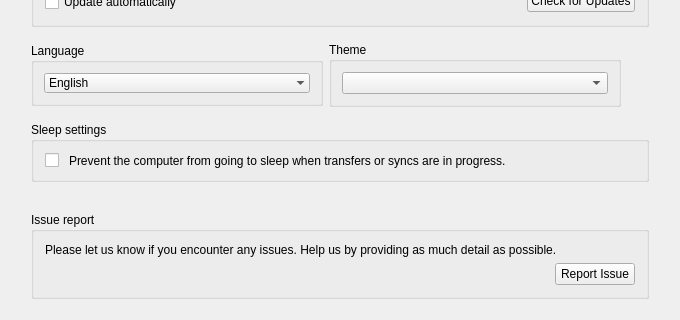
Above: src/MEGASync/gui/ui/SettingsDialog.ui from meganz/MEGAsync before the change; both pictures show x 0 to 680 and y 219 to 539 of the 680 by 887 pixel window. Below: the same form after it.
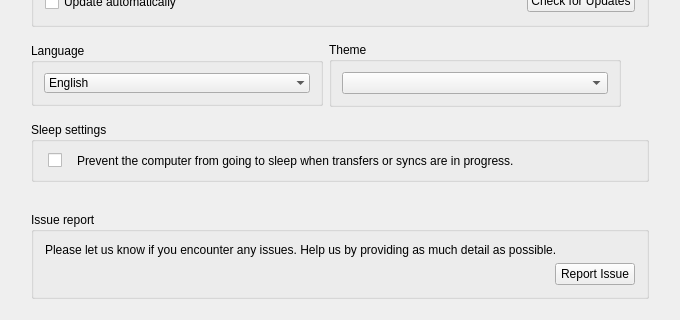
That is the form after the change. Icons and pictures are not drawn. Custom widgets are drawn as their Qt base class.

Commit message: Adjustments to general tab

What changed in the file:
```diff
--- a/src/MEGASync/gui/ui/SettingsDialog.ui
+++ b/src/MEGASync/gui/ui/SettingsDialog.ui
@@ -908,7 +908,10 @@
          </property>
          <layout class="QHBoxLayout" name="horizontalLayout_6">
           <property name="spacing">
-           <number>0</number>
+           <number>15</number>
+          </property>
+          <property name="leftMargin">
+           <number>14</number>
           </property>
           <item>
            <widget class="QCheckBox" name="cbSleepMode">
@@ -923,22 +926,6 @@
             </property>
            </widget>
           </item>
-          <item>
-           <spacer name="horizontalSpacer_16">
-            <property name="orientation">
-             <enum>Qt::Horizontal</enum>
-            </property>
-            <property name="sizeType">
-             <enum>QSizePolicy::Fixed</enum>
-            </property>
-            <property name="sizeHint" stdset="0">
-             <size>
-              <width>10</width>
-              <height>2</height>
-             </size>
-            </property>
-           </spacer>
-          </item>
           <item>
            <widget class="QLabel" name="lsleepModeDescription">
             <property name="sizePolicy">
```
The commit also changes 1 other file.
